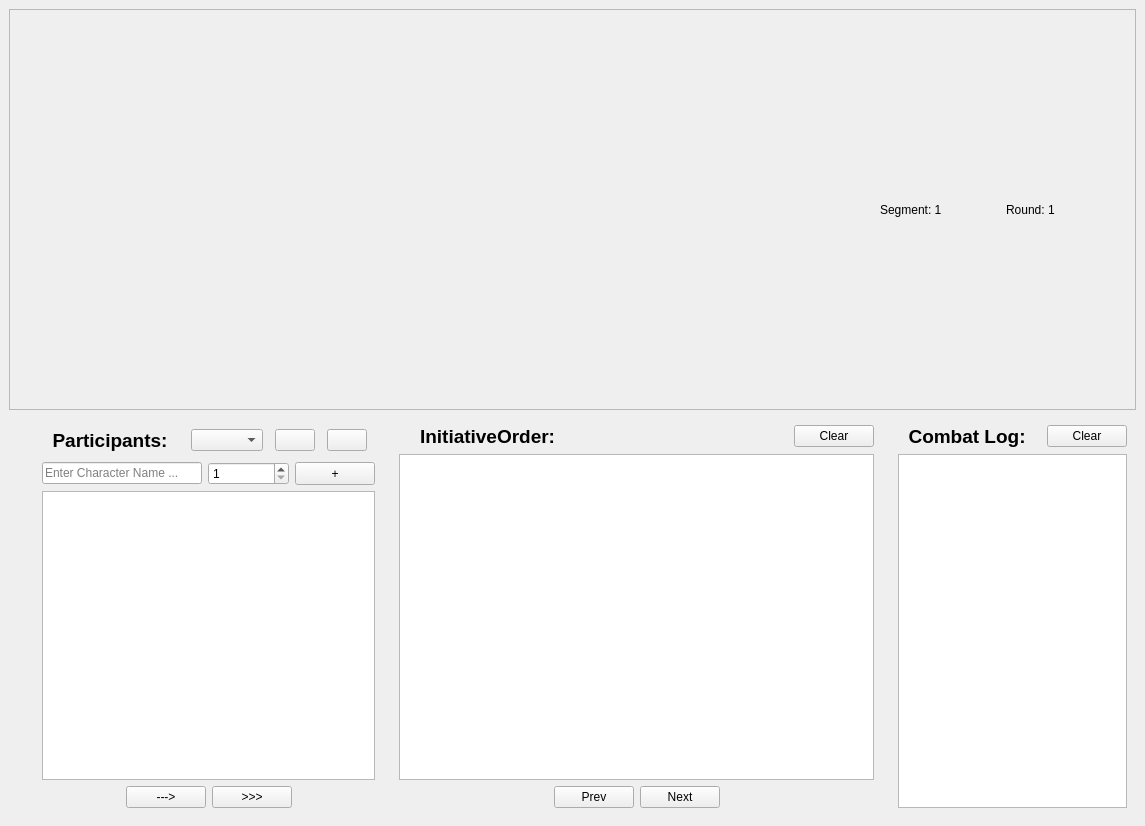
This is src/ui/CyrusDialog.ui in BreeDurbin/cyrus as Qt 5 draws it before an edit. The edited form follows.
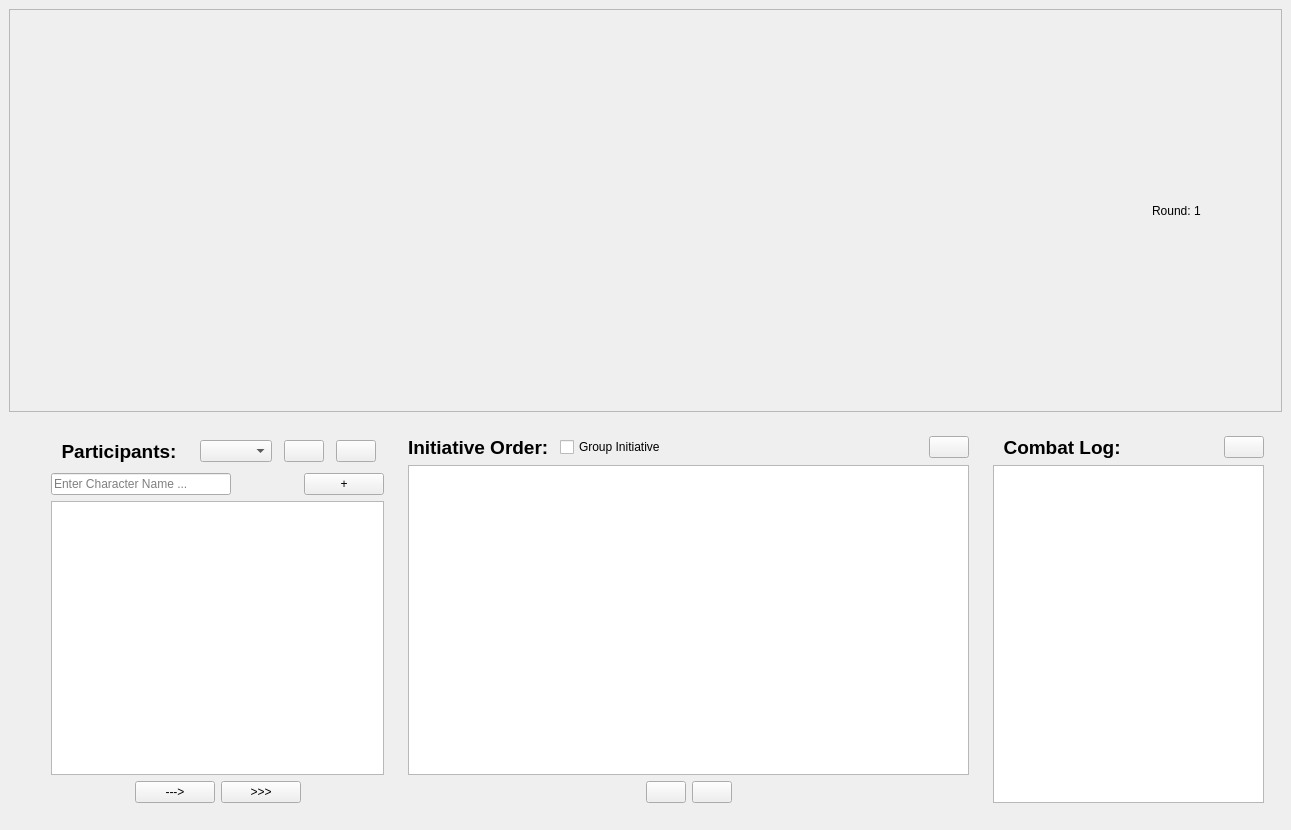
This is the edited form. Icons and pictures are not drawn. Custom widgets are drawn as their Qt base class.

Commit message: Implemented combat sequence system.

Diff of the .ui file:
```diff
--- a/src/ui/CyrusDialog.ui
+++ b/src/ui/CyrusDialog.ui
@@ -6,8 +6,8 @@
    <rect>
     <x>0</x>
     <y>0</y>
-    <width>1145</width>
-    <height>826</height>
+    <width>1291</width>
+    <height>830</height>
    </rect>
   </property>
   <property name="sizePolicy">
@@ -64,25 +64,6 @@
          </property>
         </spacer>
        </item>
-       <item>
-        <widget class="QLabel" name="segmentCounterLabel">
-         <property name="sizePolicy">
-          <sizepolicy hsizetype="Minimum" vsizetype="Preferred">
-           <horstretch>0</horstretch>
-           <verstretch>0</verstretch>
-          </sizepolicy>
-         </property>
-         <property name="minimumSize">
-          <size>
-           <width>120</width>
-           <height>0</height>
-          </size>
-         </property>
-         <property name="text">
-          <string>Segment: 1</string>
-         </property>
-        </widget>
-       </item>
        <item>
         <widget class="QLabel" name="roundCounterLabel">
          <property name="sizePolicy">
@@ -106,6 +87,7 @@
      </widget>
     </item>
     <item>
+     <widget class="QFrame" name="initiativeFrame">
      <layout class="QHBoxLayout" name="outerHorizontalLayout" stretch="0,1,2,1">
       <item>
        <widget class="QFrame" name="iconSelectorFrame">
@@ -186,7 +168,7 @@
              </property>
              <property name="minimumSize">
               <size>
-               <width>160</width>
+                <width>180</width>
                <height>0</height>
               </size>
              </property>
@@ -199,14 +181,17 @@
             </widget>
            </item>
            <item>
-            <widget class="QSpinBox" name="characterInitiativeSpinBox">
-             <property name="minimum">
-              <number>1</number>
-             </property>
-             <property name="maximum">
-              <number>10</number>
-             </property>
-            </widget>
+             <spacer name="horizontalSpacer_8">
+              <property name="orientation">
+               <enum>Qt::Orientation::Horizontal</enum>
+              </property>
+              <property name="sizeHint" stdset="0">
+               <size>
+                <width>40</width>
+                <height>20</height>
+               </size>
+              </property>
+             </spacer>
            </item>
            <item>
             <widget class="QPushButton" name="addCharacterButton">
@@ -339,7 +324,14 @@
               </font>
              </property>
              <property name="text">
-              <string>    InitiativeOrder:  </string>
+               <string>Initiative Order: </string>
+              </property>
+             </widget>
+            </item>
+            <item>
+             <widget class="QCheckBox" name="groupInitiativeCheckBox">
+              <property name="text">
+               <string>Group Initiative</string>
              </property>
             </widget>
            </item>
@@ -356,10 +348,24 @@
              </property>
             </spacer>
            </item>
+            <item>
+             <widget class="PillStepper" name="combatSequenceStateStepper" native="true">
+              <property name="minimumSize">
+               <size>
+                <width>100</width>
+                <height>0</height>
+               </size>
+              </property>
+             </widget>
+            </item>
            <item>
             <widget class="QPushButton" name="initiativeOrderClearButton">
              <property name="text">
-              <string>Clear</string>
+               <string/>
+              </property>
+              <property name="icon">
+               <iconset resource="../../asset/control.qrc">
+                <normaloff>:/control/clear_button.png</normaloff>:/control/clear_button.png</iconset>
              </property>
             </widget>
            </item>
@@ -386,14 +392,22 @@
            <item>
             <widget class="QPushButton" name="previousButton">
              <property name="text">
-              <string>Prev</string>
+               <string/>
+              </property>
+              <property name="icon">
+               <iconset resource="../../asset/control.qrc">
+                <normaloff>:/control/prev_button.png</normaloff>:/control/prev_button.png</iconset>
              </property>
             </widget>
            </item>
            <item>
             <widget class="QPushButton" name="nextButton">
              <property name="text">
-              <string>Next</string>
+               <string/>
+              </property>
+              <property name="icon">
+               <iconset resource="../../asset/control.qrc">
+                <normaloff>:/control/next_button.png</normaloff>:/control/next_button.png</iconset>
              </property>
             </widget>
            </item>
@@ -450,7 +464,11 @@
            <item>
             <widget class="QPushButton" name="combatLogClearButton">
              <property name="text">
-              <string>Clear</string>
+               <string/>
+              </property>
+              <property name="icon">
+               <iconset resource="../../asset/control.qrc">
+                <normaloff>:/control/clear_button.png</normaloff>:/control/clear_button.png</iconset>
              </property>
             </widget>
            </item>
@@ -463,6 +481,7 @@
        </widget>
       </item>
      </layout>
+     </widget>
     </item>
    </layout>
   </widget>
@@ -479,6 +498,12 @@
    <extends>QListView</extends>
    <header>InitiativeView.h</header>
   </customwidget>
+  <customwidget>
+   <class>PillStepper</class>
+   <extends>QWidget</extends>
+   <header location="global">PillStepper.h</header>
+   <container>1</container>
+  </customwidget>
  </customwidgets>
  <resources>
   <include location="../../asset/icon.qrc"/>
```
Left out of the diff: 1 changed line with no effect on the pictures. Lines whose indentation alone changed are shown as unchanged. The commit also changes 95 other files.
